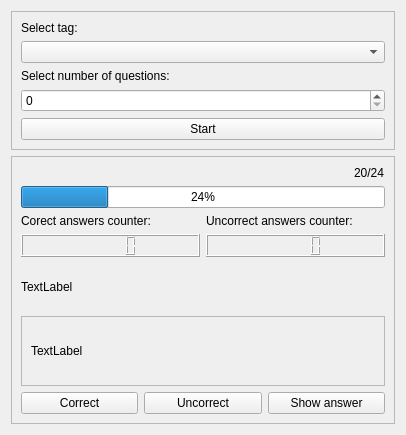
ArkadiuszStanislawLega/Flashcards_Qt, file Views/learnview.ui: the form before one commit.
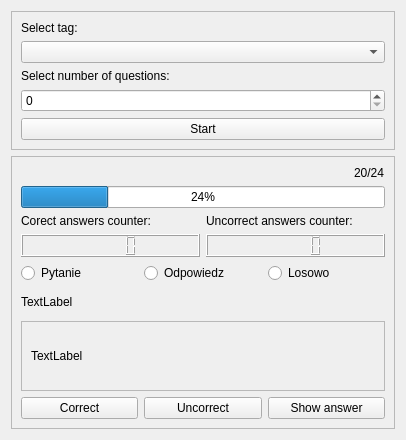
The form after the commit.

Commit message: Update learn view - added radio buttons,

The edit to the form file:
```diff
--- a/Views/learnview.ui
+++ b/Views/learnview.ui
@@ -7,7 +7,7 @@
     <x>0</x>
     <y>0</y>
     <width>406</width>
-    <height>435</height>
+    <height>440</height>
    </rect>
   </property>
   <property name="windowTitle">
@@ -116,6 +116,40 @@
             </item>
            </layout>
           </item>
+          <item>
+           <layout class="QHBoxLayout" name="radiobuttons_layout">
+          <item>
+           <widget class="QRadioButton" name="rb_question">
+            <property name="text">
+             <string>Pytanie</string>
+            </property>
+            <attribute name="buttonGroup">
+             <string notr="true">buttonGroup</string>
+            </attribute>
+           </widget>
+          </item>
+          <item>
+           <widget class="QRadioButton" name="rb_answer">
+            <property name="text">
+             <string>Odpowiedz</string>
+            </property>
+            <attribute name="buttonGroup">
+             <string notr="true">buttonGroup</string>
+            </attribute>
+           </widget>
+          </item>
+          <item>
+           <widget class="QRadioButton" name="rb_random">
+            <property name="text">
+             <string>Losowo</string>
+            </property>
+            <attribute name="buttonGroup">
+             <string notr="true">buttonGroup</string>
+            </attribute>
+           </widget>
+          </item>
+           </layout>
+          </item>
           <item>
            <widget class="QLabel" name="l_value">
             <property name="sizePolicy">
@@ -139,8 +173,8 @@
               <rect>
                <x>0</x>
                <y>0</y>
-               <width>362</width>
-               <height>63</height>
+               <width>348</width>
+               <height>35</height>
               </rect>
              </property>
              <layout class="QHBoxLayout" name="horizontalLayout_3">
```
Left out of the diff: 3 changed lines with no effect on the pictures.
